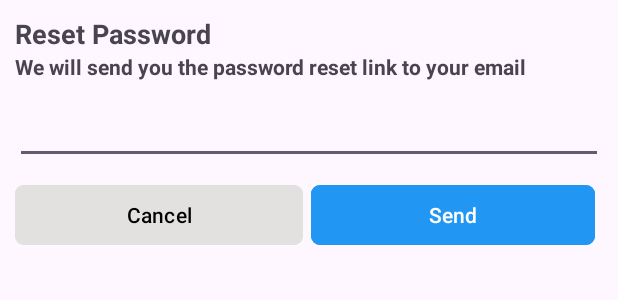
After one commit to bengisusaahin/e-commerce, an Android app: the layout reset_password_dialog.xml on its own in the app's theme, with its tools: preview values and no code run, on a phone screen of 412 x 824 dp. The commit adds this screen. Shown: the top 300 px of the screen. Run offline under Robolectric (Android 15) with nearby library versions, the phone set to English and light mode, and no system bars.

Commit message:
feat: reset password

```diff
--- /dev/null
+++ b/app/src/main/res/layout/reset_password_dialog.xml
@@ -0,0 +1,75 @@
+<?xml version="1.0" encoding="utf-8"?>
+<androidx.constraintlayout.widget.ConstraintLayout xmlns:android="http://schemas.android.com/apk/res/android"
+    xmlns:tools="http://schemas.android.com/tools"
+    android:layout_width="match_parent"
+    android:layout_height="wrap_content"
+    xmlns:app="http://schemas.android.com/apk/res-auto">
+
+    <TextView
+        android:id="@+id/tvResetPassword"
+        android:layout_width="wrap_content"
+        android:layout_height="wrap_content"
+        android:layout_marginTop="10dp"
+        android:layout_marginStart="10dp"
+        android:text="@string/reset_password"
+        android:textSize="18sp"
+        android:textStyle="bold"
+        app:layout_constraintStart_toStartOf="parent"
+        app:layout_constraintTop_toTopOf="parent"/>
+
+    <TextView
+        android:id="@+id/tvResetPasswordText"
+        android:layout_width="0dp"
+        android:layout_height="wrap_content"
+        android:layout_marginEnd="10dp"
+        android:text="@string/we_will_send_you_the_password_reset_link_to_your_email"
+        android:textSize="14sp"
+        android:textStyle="bold"
+        app:layout_constraintEnd_toEndOf="parent"
+        app:layout_constraintStart_toStartOf="@+id/tvResetPassword"
+        app:layout_constraintTop_toBottomOf="@+id/tvResetPassword"/>
+
+    <EditText
+        android:id="@+id/etResetPassword"
+        android:layout_width="0dp"
+        android:layout_height="wrap_content"
+        android:layout_marginTop="10dp"
+        android:layout_marginBottom="20dp"
+        app:layout_constraintEnd_toEndOf="@+id/tvResetPasswordText"
+        app:layout_constraintStart_toStartOf="@+id/tvResetPasswordText"
+        app:layout_constraintTop_toBottomOf="@+id/tvResetPasswordText"/>
+
+        <LinearLayout
+            android:layout_width="0dp"
+            android:layout_height="wrap_content"
+            android:layout_marginTop="10dp"
+            android:layout_marginBottom="20dp"
+            app:layout_constraintBottom_toBottomOf="parent"
+            app:layout_constraintEnd_toEndOf="@+id/etResetPassword"
+            app:layout_constraintStart_toStartOf="@+id/etResetPassword"
+            app:layout_constraintTop_toBottomOf="@+id/etResetPassword">
+
+            <com.google.android.material.button.MaterialButton
+                android:id="@+id/btnCancelResetPassword"
+                android:layout_width="wrap_content"
+                android:layout_height="wrap_content"
+                android:layout_marginEnd="5dp"
+                android:layout_weight="1"
+                android:backgroundTint="#E3E0E0"
+                android:text="@string/cancel"
+                android:textColor="@color/black"
+                app:cornerRadius="6dp"
+                android:textAllCaps="false"/>
+
+            <com.google.android.material.button.MaterialButton
+                android:id="@+id/btnSendResetPassword"
+                android:layout_width="wrap_content"
+                android:layout_height="wrap_content"
+                android:layout_marginEnd="5dp"
+                android:layout_weight="1"
+                android:backgroundTint="#2196F3"
+                android:text="@string/send"
+                app:cornerRadius="6dp"
+                android:textAllCaps="false"/>
+        </LinearLayout>
+</androidx.constraintlayout.widget.ConstraintLayout>
--- a/app/src/main/res/values/strings.xml
+++ b/app/src/main/res/values/strings.xml
@@ -9,4 +9,9 @@
     <string name="name">Name</string>
     <string name="login_with_google">login with Google</string>
     <string name="logout">Logout</string>
+    <string name="reset_password">Reset Password</string>
+    <string name="we_will_send_you_the_password_reset_link_to_your_email">We will send you the password reset link to your email</string>
+    <string name="cancel">Cancel</string>
+    <string name="send">Send</string>
+    <string name="forgot_password">Forgot Password?</string>
 </resources>
```
Also changed, not shown: app/src/main/java/com/bengisusahin/e_commerce/dialog/ResetPasswordDialog.kt (added, +35 -0 lines), app/src/main/java/com/bengisusahin/e_commerce/viewmodel/LoginViewModel.kt (+21 -1 lines), app/src/main/java/com/bengisusahin/e_commerce/views/LoginFragment.kt (+23 -0 lines), app/src/main/res/layout/fragment_login.xml (+10 -2 lines).
